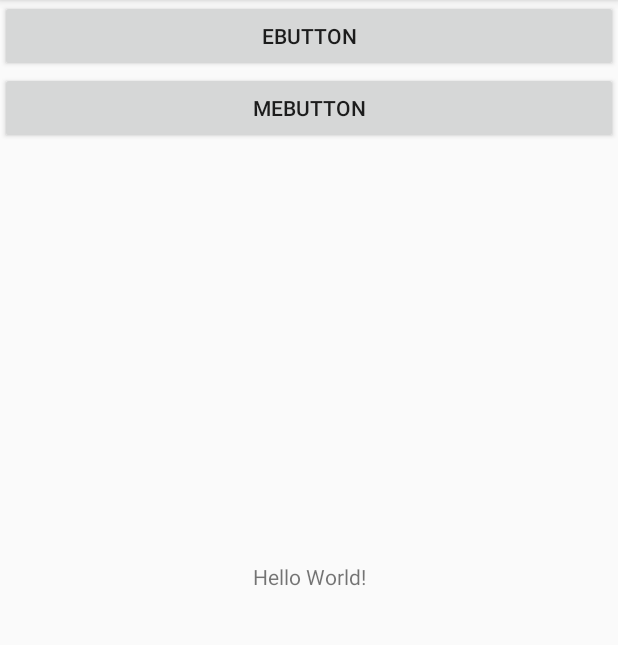
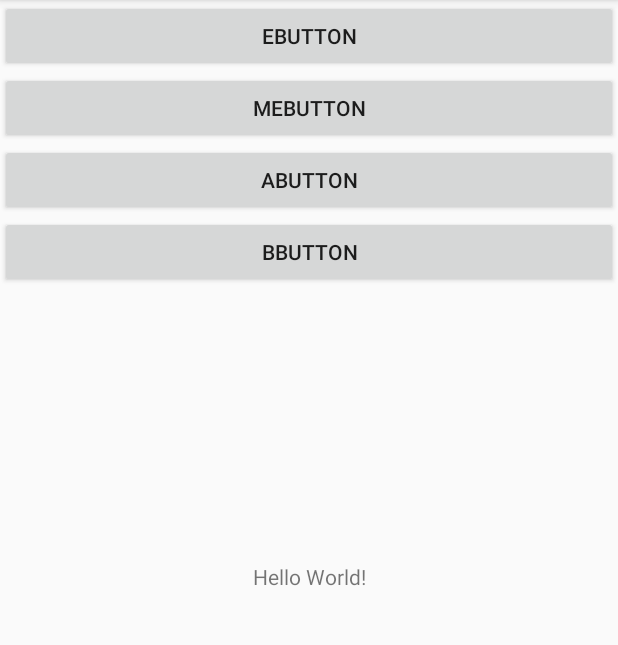
Before and after one commit to gnush2000/SynthesizerActivity, an Android app: the screen it shows after launch (SynthesizerActivity), after a tap on "EBUTTON", on a phone screen of 412 x 824 dp, the part 84-729 px from its top. Run offline under Robolectric (Android 15) with nearby library versions, the phone set to English and light mode, and no system bars.

Commit message:
Buttons Added

```diff
--- a/app/src/main/java/com/example/isve1901/synthesizer/SynthesizerActivity.java
+++ b/app/src/main/java/com/example/isve1901/synthesizer/SynthesizerActivity.java
@@ -13,8 +13,14 @@ public class SynthesizerActivity extends AppCompatActivity {
             SynthesizerActivity.class.getName();
     private Button eButton;
     private Button mEButton;
+    private Button aButton;
+    private Button bButton;
     private MediaPlayer mpE;
     private MediaPlayer mpF;
+    private MediaPlayer mpA;
+    private MediaPlayer mpB;
+
+
     //this text does not matter
     @Override
     protected void onCreate(Bundle savedInstanceState) {
@@ -23,16 +29,21 @@ public class SynthesizerActivity extends AppCompatActivity {
 
         eButton = (Button)findViewById(R.id.eButton);
         mEButton = (Button)findViewById(R.id.mEButton);
+        aButton = (Button)findViewById(R.id.aButton);
+        bButton = (Button)findViewById(R.id.bButton);
 
         mpE = MediaPlayer.create(this, R.raw.scalee);
         mpF = MediaPlayer.create(this, R.raw.scalef);
+        mpA = MediaPlayer.create(this, R.raw.scalea);
+        mpB = MediaPlayer.create(this, R.raw.scaleb);
 
-        mpE.seekTo(0);
+
 
         eButton.setOnClickListener(new View.OnClickListener() {
             public void onClick(View v) {
-                Log.i(TAG, "Button 1 Clicked");
+                Log.i(TAG, "eButton Clicked");
 
+                mpE.seekTo(0);
                 mpE.start();
 
             }
@@ -40,10 +51,31 @@ public class SynthesizerActivity extends AppCompatActivity {
         mEButton.setOnClickListener(new View.OnClickListener() {
             public void onClick(View v) {
                 mpF.seekTo(0);
-                Log.i(TAG, "Button 1 Clicked");
+                Log.i(TAG, "mEButton Clicked");
+                mpF.start();
             }
         });
-        mpF.start();
+
+        aButton.setOnClickListener(new View.OnClickListener() {
+            public void onClick(View v) {
+                Log.i(TAG, "aButton Clicked");
+
+                mpA.seekTo(0);
+                mpA.start();
+
+            }
+        });
+
+        bButton.setOnClickListener(new View.OnClickListener() {
+            public void onClick(View v) {
+                Log.i(TAG, "bButton Clicked");
+
+                mpB.seekTo(0);
+                mpB.start();
+
+            }
+        });
+
 
     }
 }
--- a/app/src/main/res/layout/activity_synthesizer.xml
+++ b/app/src/main/res/layout/activity_synthesizer.xml
@@ -29,6 +29,25 @@
             tools:layout_editor_absoluteX="291dp"
             tools:layout_editor_absoluteY="16dp" />
 
+        <Button
+            android:id="@+id/aButton"
+            android:layout_width="match_parent"
+            android:layout_height="wrap_content"
+            android:onClick="onButton3Click"
+            android:text="@string/aButton"
+            tools:layout_editor_absoluteX="291dp"
+            tools:layout_editor_absoluteY="16dp" />
+
+        <Button
+            android:id="@+id/bButton"
+            android:layout_width="match_parent"
+            android:layout_height="wrap_content"
+            android:onClick="onButton4Click"
+            android:text="@string/bButton"
+            tools:layout_editor_absoluteX="291dp"
+            tools:layout_editor_absoluteY="16dp" />
+
+
     </LinearLayout>
 
     <TextView
--- a/app/src/main/res/values/strings.xml
+++ b/app/src/main/res/values/strings.xml
@@ -1,5 +1,9 @@
 <resources>
     <string name="app_name">Synthesizer</string>
     <string name ="eButton">eButton</string>
+    <string name="aButton">aButton</string>
+    <string name="bButton">bButton</string>
     <string name="mEButton">mEButton</string>
+
+
 </resources>
```
